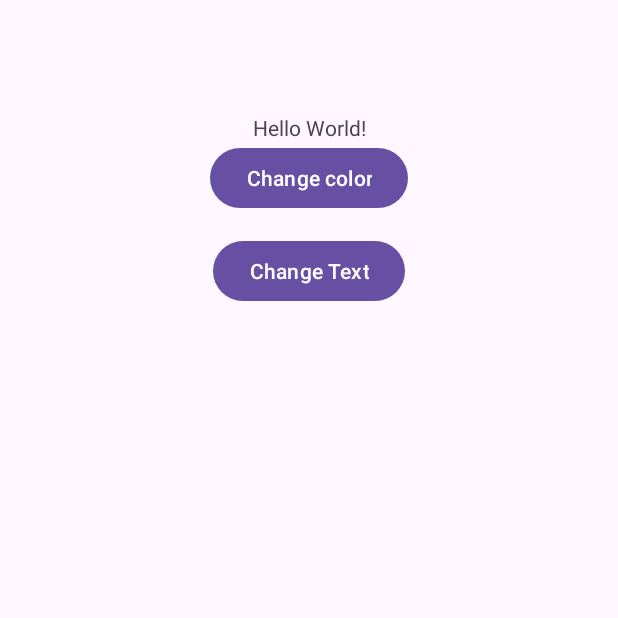
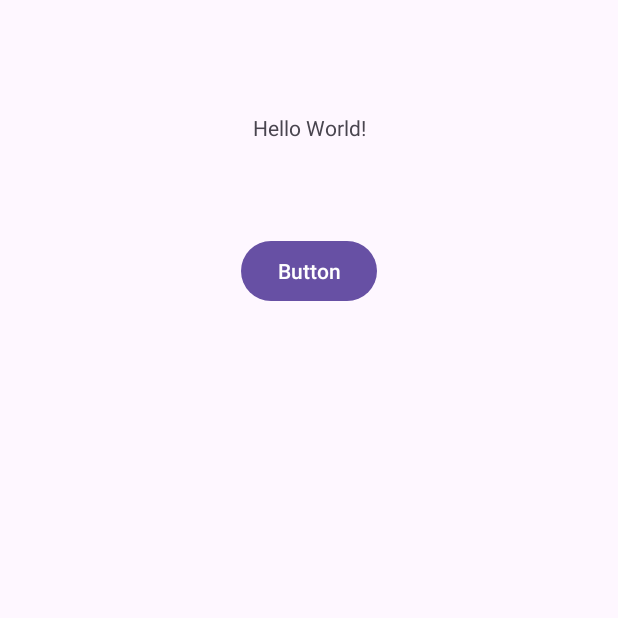
Before and after one commit to alisha55555/MAD1, an Android app: the screen it shows after launch (MainActivity), on a phone screen of 412 x 824 dp, the top half of it. Run offline under Robolectric (Android 15) with nearby library versions, the phone set to English and light mode, and no system bars.

Commit message:
Revert "second part of the task"
This reverts commit f441e3c16862c8ccc6f62704d695d1ae7834ad47.

```diff
--- a/app/src/main/java/com/example/mad1/MainActivity.java
+++ b/app/src/main/java/com/example/mad1/MainActivity.java
@@ -1,6 +1,5 @@
 package com.example.mad1;
 
-import android.graphics.Color;
 import android.os.Bundle;
 import android.view.View;
 import android.widget.Button;
@@ -32,13 +31,6 @@ public class MainActivity extends AppCompatActivity {
                 textView2.setText("Halal Madrid!");
             }
         });
-        Button button3 = findViewById(R.id.button3);
-        button3.setOnClickListener(new View.OnClickListener() {
-            @Override
-            public void onClick(View v) {
-                textView2.setTextColor(Color.RED);
-            }
-        });
 
     }
 }
--- a/app/src/main/res/layout/activity_main.xml
+++ b/app/src/main/res/layout/activity_main.xml
@@ -23,16 +23,7 @@
         android:layout_width="wrap_content"
         android:layout_height="wrap_content"
         android:layout_marginTop="62dp"
-        android:text="Change Text"
-        app:layout_constraintEnd_toEndOf="parent"
-        app:layout_constraintStart_toStartOf="parent"
-        app:layout_constraintTop_toBottomOf="@+id/textView2" />
-
-    <Button
-        android:id="@+id/button3"
-        android:layout_width="wrap_content"
-        android:layout_height="wrap_content"
-        android:text="Change color"
+        android:text="Button"
         app:layout_constraintEnd_toEndOf="parent"
         app:layout_constraintStart_toStartOf="parent"
         app:layout_constraintTop_toBottomOf="@+id/textView2" />
```
